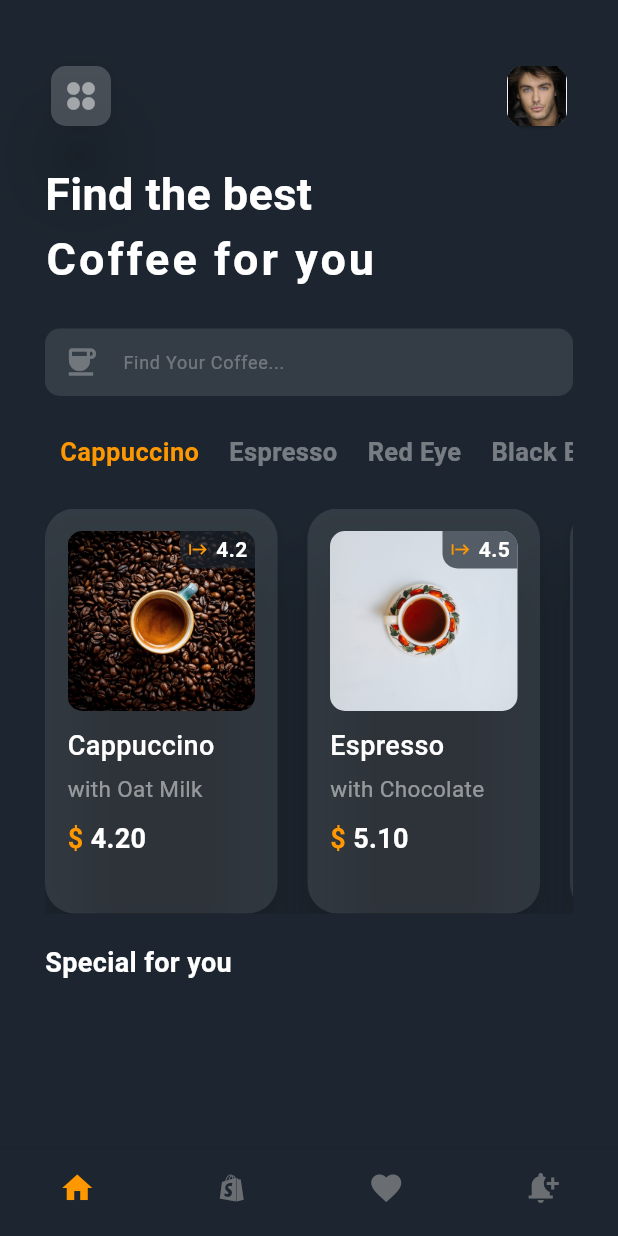
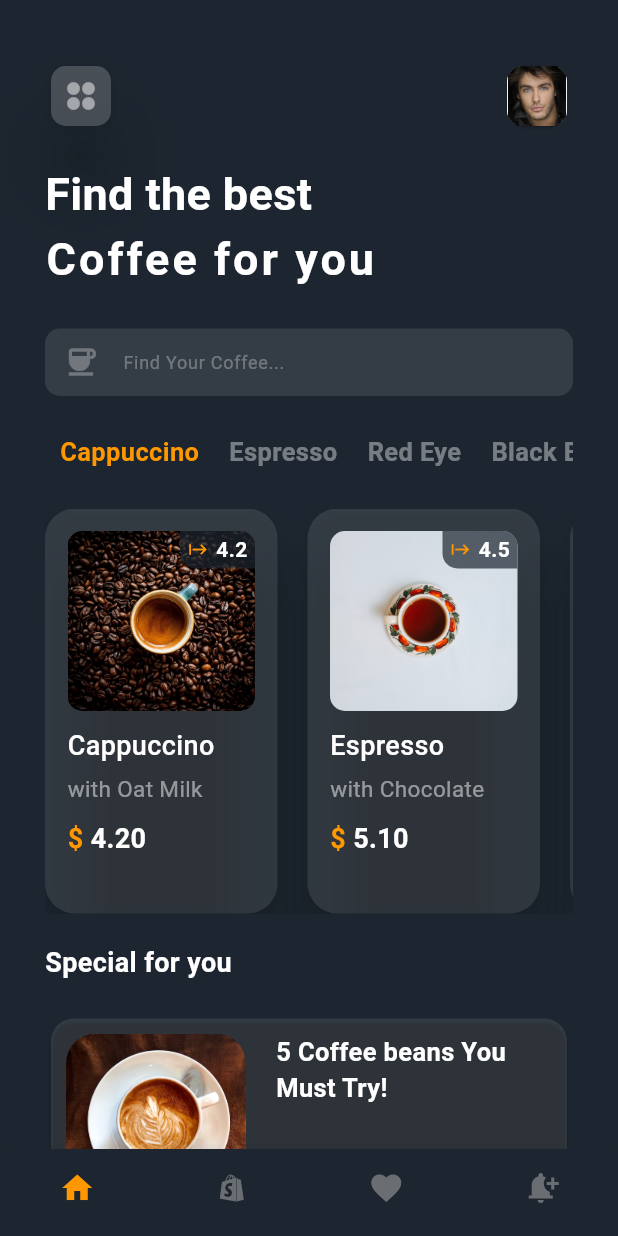
Before and after one commit to Luis0105/coffee_app, a Flutter app: the screen it shows after launch, on a phone screen of 412 x 824 dp. Run offline on Flutter 3.47's test engine with Material 3 defaults, Android fonts, the phone set to English and light mode, and no system bars.

Commit message:
Second Commit

```diff
--- a/lib/screens/home_screen.dart
+++ b/lib/screens/home_screen.dart
@@ -1,4 +1,5 @@
 import 'package:coffee_app/res/resorces_list.dart';
+import 'package:coffee_app/screens/product_screen.dart';
 import 'package:flutter/material.dart';
 
 class HomeScreen extends StatefulWidget {
@@ -142,7 +143,9 @@ class _HomeScreenState extends State<HomeScreen> {
                               Navigator.push(
                                   context,
                                   MaterialPageRoute(
-                                    builder: (context) => ProductScreen(index),
+                                    builder: (context) => ProductScreen(
+                                      index: index,
+                                    ),
                                   ));
                             },
                             child: Card(
@@ -270,6 +273,12 @@ class _HomeScreenState extends State<HomeScreen> {
                       ),
                     ),
                     SizedBox(height: 20),
+                    customCard(images[5]),
+                    SizedBox(height: 20),
+                    customCard(images[6]),
+                    SizedBox(height: 20),
+                    customCard(images[7]),
+                    SizedBox(height: 20),
                   ],
                 ),
               ),
@@ -319,6 +328,18 @@ class _HomeScreenState extends State<HomeScreen> {
                   image: DecorationImage(image: asset, fit: BoxFit.cover),
                 ),
               ),
+            ),
+            SizedBox(width: 20),
+            Column(
+              children: [
+                Text(
+                  "5 Coffee beans You\nMust Try!",
+                  style: TextStyle(
+                      color: Colors.white,
+                      fontSize: 17,
+                      fontWeight: FontWeight.bold),
+                ),
+              ],
             )
           ],
         ),
```
Also changed, not shown: lib/screens/product_screen.dart (+17 -0 lines).
